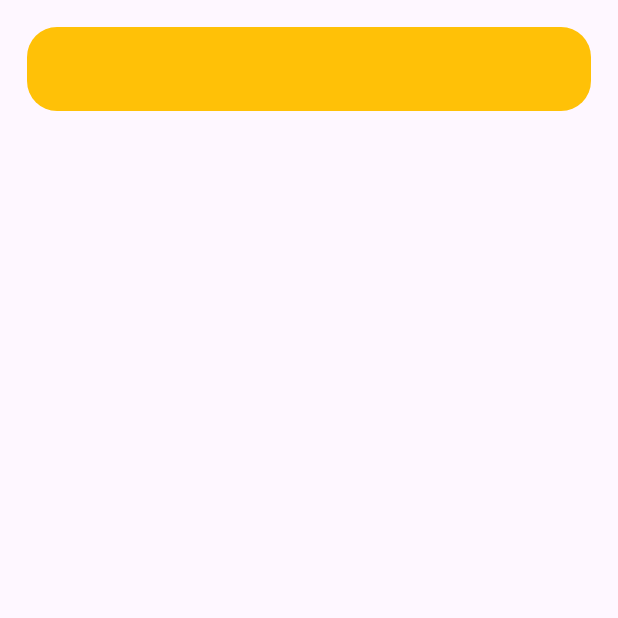
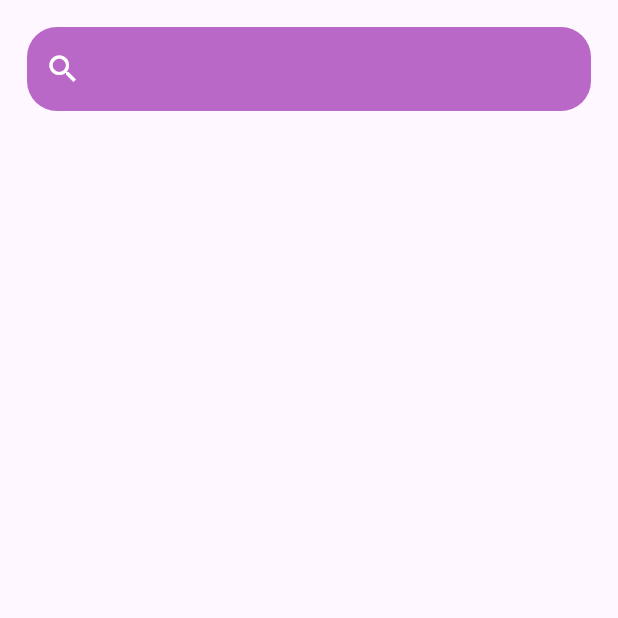
Before and after one commit to sohasara/E-Commerce-App, a Flutter app: the HomePage screen opened directly, on a phone screen of 412 x 824 dp, the top half of it. Run offline on Flutter 3.47's test engine with Material 3 defaults, Android fonts, the phone set to English and light mode, and no system bars; our stand-ins replace flutter_riverpod.

Commit message:
add color

```diff
--- a/lib/feature/presentation/pages/home_page.dart
+++ b/lib/feature/presentation/pages/home_page.dart
@@ -5,16 +5,20 @@ class HomePage extends StatelessWidget {
 
   @override
   Widget build(BuildContext context) {
-    return const Scaffold(
+    return Scaffold(
       body: Padding(
-        padding: EdgeInsets.all(18.0),
+        padding: const EdgeInsets.all(18.0),
         child: Column(
           children: [
             TextField(
               decoration: InputDecoration(
                 filled: true,
-                fillColor: Colors.amber,
-                border: OutlineInputBorder(
+                prefixIcon: const Icon(
+                  Icons.search,
+                ),
+                prefixIconColor: Colors.white,
+                fillColor: Colors.purple[300],
+                border: const OutlineInputBorder(
                   borderSide: BorderSide.none,
                   borderRadius: BorderRadius.all(
                     Radius.circular(20),
```
